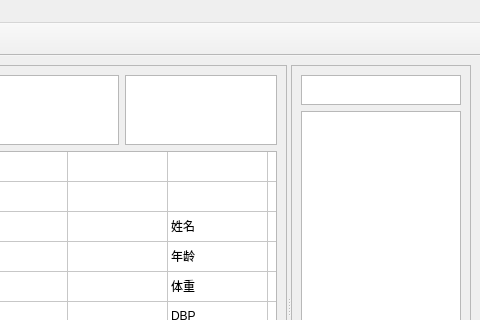
Orange-66/LAPS-v1.0, file UI/ui_index.ui: the form before one commit; both pictures show x 378 to 858 and y 0 to 320 of the 858 by 555 pixel window.
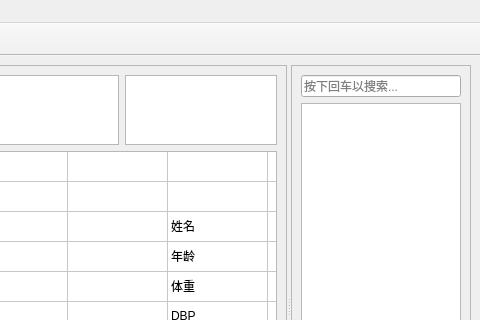
The form after the commit. Icons and pictures are not drawn.

Commit message: - 完成了主页搜索功能；

Patch:
```diff
--- a/UI/ui_index.ui
+++ b/UI/ui_index.ui
@@ -314,18 +314,9 @@
        </property>
        <layout class="QVBoxLayout" name="verticalLayout_2" stretch="1,9">
         <item>
-         <widget class="QTextEdit" name="textEdit">
-          <property name="sizePolicy">
-           <sizepolicy hsizetype="Expanding" vsizetype="Maximum">
-            <horstretch>0</horstretch>
-            <verstretch>0</verstretch>
-           </sizepolicy>
-          </property>
-          <property name="maximumSize">
-           <size>
-            <width>16777215</width>
-            <height>30</height>
-           </size>
+         <widget class="QLineEdit" name="line_search_bar">
+          <property name="placeholderText">
+           <string>按下回车以搜索...</string>
           </property>
          </widget>
         </item>
```
The commit also changes 4 other files.
